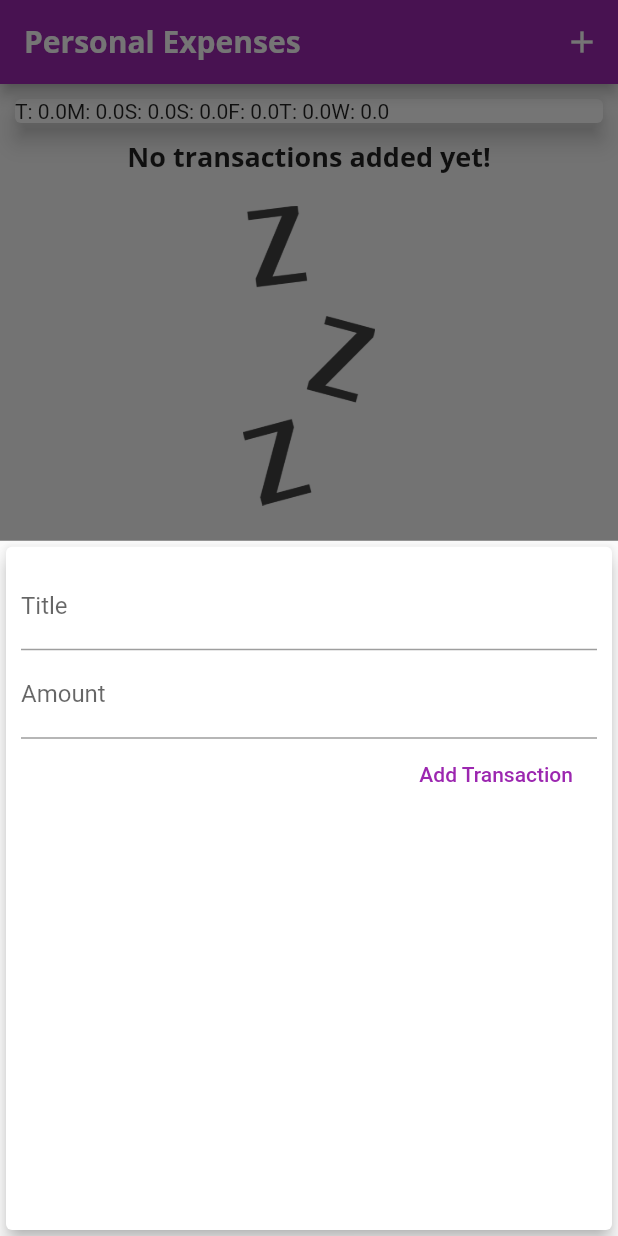
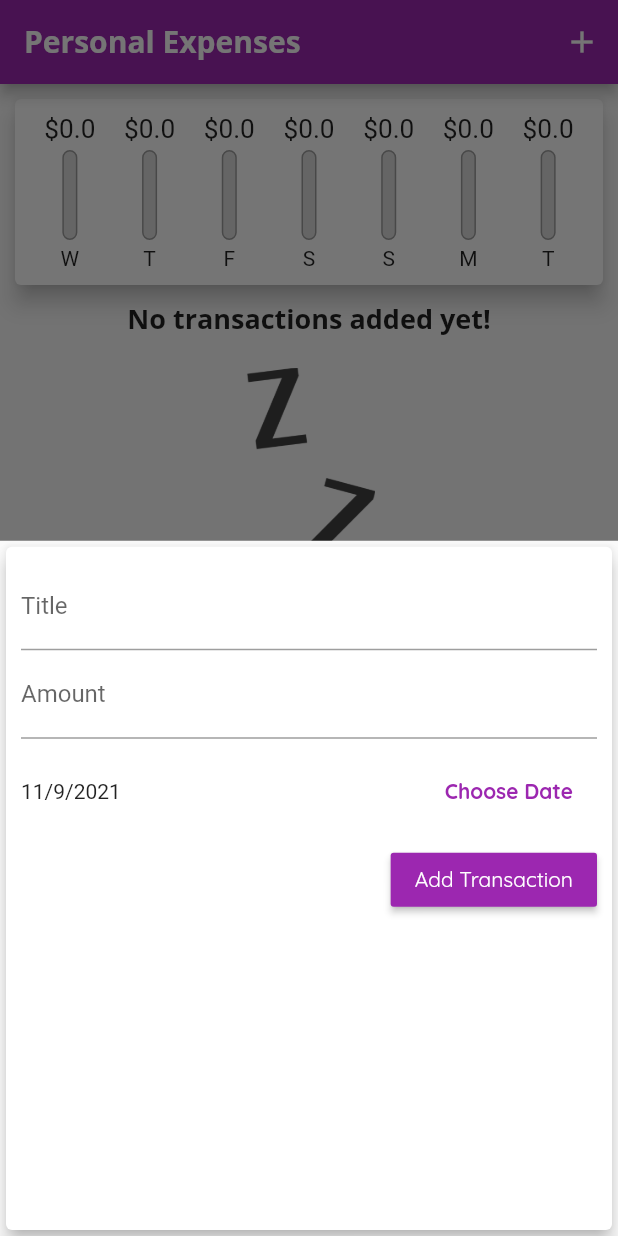
Before and after one commit to Samitti/Flutter-Expence-Planner, a Flutter app: the screen it shows after launch, after a tap on the "add" icon, on a phone screen of 412 x 824 dp. Run offline on Flutter 3.47's test engine with Material 2 defaults, Android fonts, the phone set to English and light mode, and no system bars.

Commit message:
add a date picker

```diff
--- a/lib/main.dart
+++ b/lib/main.dart
@@ -17,12 +17,14 @@ class MyApp extends StatelessWidget {
       theme: ThemeData(
         primarySwatch: Colors.purple,
         accentColor: Colors.amber,
-        fontFamily: 'QuickSand',textTheme: ThemeData.light().textTheme.copyWith(
+        fontFamily: 'QuickSand',
+        textTheme: ThemeData.light().textTheme.copyWith(
               title: TextStyle(
                 fontFamily: 'OpenSans',
                 fontWeight: FontWeight.bold,
                 fontSize: 18,
               ),
+              button: TextStyle(color: Colors.white),
             ),
         appBarTheme: AppBarTheme(
           textTheme: ThemeData.light().textTheme.copyWith(
--- a/lib/widgets/chart.dart
+++ b/lib/widgets/chart.dart
@@ -1,6 +1,7 @@
 import 'package:flutter/material.dart';
 import 'package:intl/intl.dart';
 
+import '../widgets/chart_bar.dart';
 import '../models/transaction.dart';
 
 class Chart extends StatelessWidget {
@@ -26,21 +27,35 @@ class Chart extends StatelessWidget {
         'day': DateFormat.E().format(weekDay).substring(0, 1),
         'amount': totalSum,
       };
+    }).reversed.toList();
+  }
+
+  double get totalSpending {
+    return groupTransactionValues.fold(0.0, (sum, item) {
+      return sum + (item['amount'] as double);
     });
   }
 
   @override
   Widget build(BuildContext context) {
-    print(groupTransactionValues);
     return Card(
       elevation: 6,
       margin: EdgeInsets.all(10),
-      child: Row(
-        children: groupTransactionValues.map((data) {
-          return Text(
-            '${data['day']}: ${data['amount']}',
-          );
-        }).toList(),
+      child: Container(
+        padding: EdgeInsets.all(10),
+        child: Row(
+          mainAxisAlignment: MainAxisAlignment.spaceAround,
+          children: groupTransactionValues.map((data) {
+            return Flexible(
+              fit: FlexFit.tight,
+              child: ChartBar(
+                data['day'].toString(),
+                data['amount'].toString(),
+                totalSpending == 0.0 ? 0.0 : (data['amount'] as double) / totalSpending,
+              ),
+            );
+          }).toList(),
+        ),
       ),
     );
   }
--- a/lib/widgets/chart_bar.dart
+++ b/lib/widgets/chart_bar.dart
@@ -0,0 +1,54 @@
+import 'package:flutter/material.dart';
+
+class ChartBar extends StatelessWidget {
+  final String label;
+  final String spendingAmount;
+  final double spendingPctOfTotal;
+
+  ChartBar(this.label, this.spendingAmount, this.spendingPctOfTotal);
+
+  @override
+  Widget build(BuildContext context) {
+    return Column(
+      children: <Widget>[
+        Container(
+          height: 20,
+          child: FittedBox(
+            child: Text('\$$spendingAmount'),
+          ),
+        ),
+        SizedBox(
+          height: 4,
+        ),
+        Container(
+          height: 60,
+          width: 10,
+          child: Stack(
+            children: <Widget>[
+              Container(
+                decoration: BoxDecoration(
+                  border: Border.all(color: Colors.grey, width: 1.0),
+                  color: Color.fromRGBO(220, 220, 220, 1),
+                  borderRadius: BorderRadius.circular(10),
+                ),
+              ),
+              FractionallySizedBox(
+                heightFactor: spendingPctOfTotal,
+                child: Container(
+                  decoration: BoxDecoration(
+                    color: Theme.of(context).primaryColor,
+                    borderRadius: BorderRadius.circular(10),
+                  ),
+                ),
+              ),
+            ],
+          ),
+        ),
+        SizedBox(
+          height: 4,
+        ),
+        Text(label),
+      ],
+    );
+  }
+}
--- a/lib/widgets/new_transactions.dart
+++ b/lib/widgets/new_transactions.dart
@@ -1,4 +1,5 @@
 import 'package:flutter/material.dart';
+import 'package:intl/intl.dart';
 
 class NewTransactions extends StatefulWidget {
   final Function addTx;
@@ -10,13 +11,13 @@ class NewTransactions extends StatefulWidget {
 }
 
 class _NewTransactionsState extends State<NewTransactions> {
-  final titleController = TextEditingController();
+  final _titleController = TextEditingController();
+  final _amountController = TextEditingController();
+  DateTime _selectedDtate = DateTime.now();
 
-  final amountController = TextEditingController();
-
-  void submitData() {
-    final enteredTitle = titleController.text;
-    final enteredAmount = double.parse(amountController.text);
+  void _submitData() {
+    final enteredTitle = _titleController.text;
+    final enteredAmount = double.parse(_amountController.text);
 
     if (enteredTitle.isEmpty || enteredAmount <= 0) {
       return;
@@ -27,6 +28,22 @@ class _NewTransactionsState extends State<NewTransactions> {
     );
 
     Navigator.of(context).pop();
+  }
+
+  void _presentDatePicker() {
+    showDatePicker(
+      context: context,
+      initialDate: DateTime.now(),
+      firstDate: DateTime(2019),
+      lastDate: DateTime.now(),
+    ).then((pickedDate) {
+      if (pickedDate == null) {
+        return;
+      }
+      setState(() {
+        _selectedDtate = pickedDate;
+      });
+    });
   }
 
   @override
@@ -40,19 +57,44 @@ class _NewTransactionsState extends State<NewTransactions> {
           children: <Widget>[
             TextField(
               decoration: InputDecoration(labelText: 'Title'),
-              controller: titleController,
-              onSubmitted: (_) => submitData(),
+              controller: _titleController,
+              onSubmitted: (_) => _submitData(),
             ),
             TextField(
               decoration: InputDecoration(labelText: 'Amount'),
-              controller: amountController,
+              controller: _amountController,
               keyboardType: TextInputType.number,
-              onSubmitted: (_) => submitData(),
+              onSubmitted: (_) => _submitData(),
             ),
-            FlatButton(
-              onPressed: submitData,
+            Container(
+              height: 70,
+              child: Row(
+                children: <Widget>[
+                  Expanded(
+                    child: Text(
+                      _selectedDtate == null
+                          ? 'No Dtate Chosen'
+                          : DateFormat.yMd().format(_selectedDtate),
+                    ),
+                  ),
+                  FlatButton(
+                    textColor: Theme.of(context).primaryColor,
+                    onPressed: _presentDatePicker,
+                    child: Text(
+                      'Choose Date',
+                      style: TextStyle(
+                        fontWeight: FontWeight.bold,
+                      ),
+                    ),
+                  )
+                ],
+              ),
+            ),
+            RaisedButton(
               child: Text('Add Transaction'),
-              textColor: Colors.purple,
+              color: Theme.of(context).primaryColor,
+              textColor: Colors.white,
+              onPressed: _submitData,
             ),
           ],
         ),
```
Also changed, not shown: lib/widgets/transaction_list.dart (+12 -28 lines).
